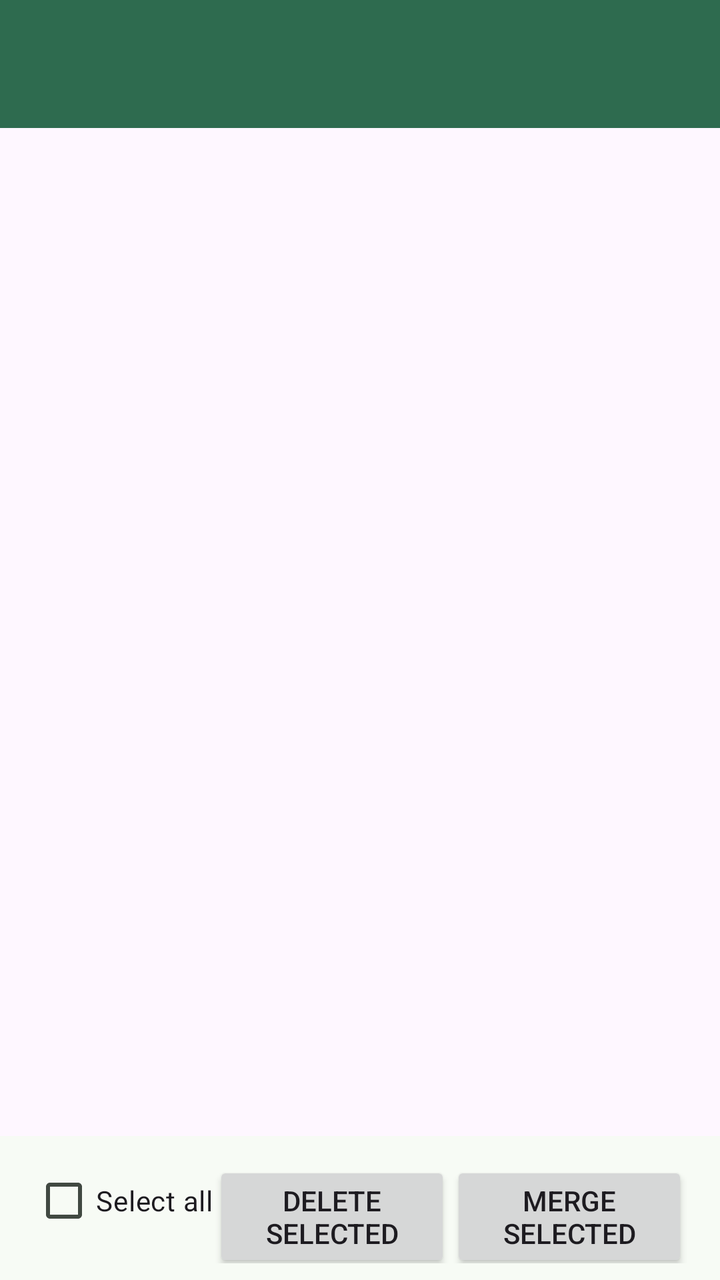
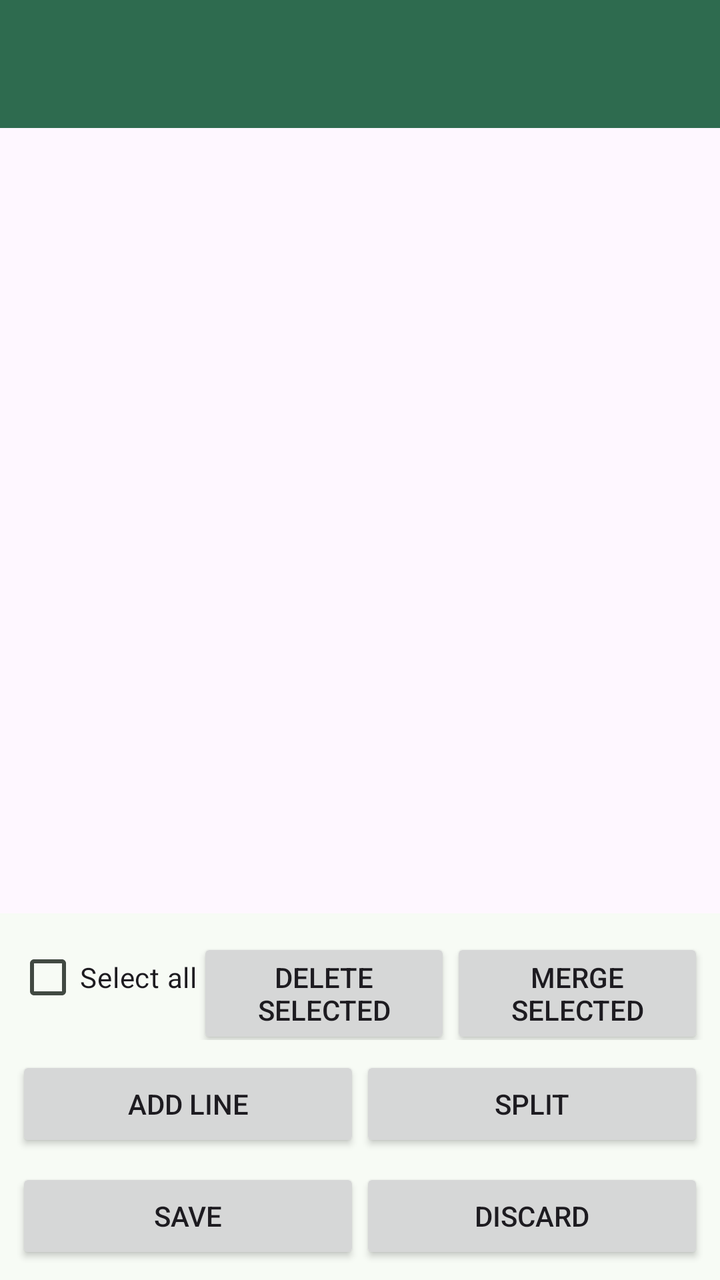

The first picture is an Android layout as it rendered before a commit; the second is the same layout after the commit. The layout source and the unified diff follow.
<!-- AndroidManifest.xml: application theme Theme.FastShoppr -->
<!-- res/layout/fragment_review.xml -->
<?xml version="1.0" encoding="utf-8"?>
<LinearLayout xmlns:android="http://schemas.android.com/apk/res/android"
    android:layout_width="match_parent"
    android:layout_height="match_parent"
    android:orientation="vertical">

    <androidx.appcompat.widget.Toolbar
        android:id="@+id/toolbar"
        android:layout_width="match_parent"
        android:layout_height="?attr/actionBarSize"
        android:background="?attr/colorPrimary"
        android:minHeight="?attr/actionBarSize"
        android:theme="?attr/actionBarTheme" />

    <androidx.recyclerview.widget.RecyclerView
        android:id="@+id/recyclerView"
        android:layout_width="match_parent"
        android:layout_height="0dp"
        android:layout_weight="1"
        android:clipToPadding="false"
        android:paddingBottom="8dp" />

    <androidx.appcompat.widget.Toolbar
        android:id="@+id/bottomToolbar"
        android:layout_width="match_parent"
        android:layout_height="wrap_content"
        android:layout_gravity="bottom"
        android:background="?attr/colorSurface"
        android:padding="8dp">

        <LinearLayout
            android:layout_width="match_parent"
            android:layout_height="wrap_content"
            android:orientation="horizontal">

            <androidx.appcompat.widget.AppCompatCheckBox
                android:id="@+id/checkSelectAll"
                android:layout_width="wrap_content"
                android:layout_height="wrap_content"
                android:checked="false"
                android:text="@string/select_all" />

            <androidx.appcompat.widget.AppCompatButton
                android:id="@+id/btnDeleteSelected"
                android:layout_width="0dp"
                android:layout_weight="1"
                android:layout_height="wrap_content"
                android:text="@string/delete_selected" />

            <androidx.appcompat.widget.AppCompatButton
                android:id="@+id/btnMergeSelected"
                android:layout_width="0dp"
                android:layout_weight="1"
                android:layout_height="wrap_content"
                android:text="@string/merge_selected" />
        </LinearLayout>

        <LinearLayout
            android:layout_width="match_parent"
            android:layout_height="wrap_content"
            android:orientation="horizontal"
            android:paddingTop="8dp">

            <androidx.appcompat.widget.AppCompatButton
                android:id="@+id/btnAddLine"
                android:layout_width="0dp"
                android:layout_weight="1"
                android:layout_height="wrap_content"
                android:text="@string/add_line" />

            <androidx.appcompat.widget.AppCompatButton
                android:id="@+id/btnSplit"
                android:layout_width="0dp"
                android:layout_weight="1"
                android:layout_height="wrap_content"
                android:text="@string/split" />
        </LinearLayout>

        <LinearLayout
            android:layout_width="match_parent"
            android:layout_height="wrap_content"
            android:orientation="horizontal"
            android:paddingTop="8dp">

            <androidx.appcompat.widget.AppCompatButton
                android:id="@+id/btnSave"
                android:layout_width="0dp"
                android:layout_weight="1"
                android:layout_height="wrap_content"
                android:text="@string/save" />

            <androidx.appcompat.widget.AppCompatButton
                android:id="@+id/btnDiscard"
                android:layout_width="0dp"
                android:layout_weight="1"
                android:layout_height="wrap_content"
                android:text="@string/discard" />
        </LinearLayout>
    </androidx.appcompat.widget.Toolbar>
</LinearLayout>
<!-- resources referenced by this layout -->
<resources>
  <string name="add_line">Add line</string>
  <string name="delete_selected">Delete selected</string>
  <string name="discard">Discard</string>
  <string name="merge_selected">Merge selected</string>
  <string name="save">Save</string>
  <string name="select_all">Select all</string>
  <string name="split">Split</string>
  <style name="Theme.FastShoppr" parent="Theme.Material3.DayNight.NoActionBar">
          <item name="colorPrimary">@color/md_theme_primary</item>
          <item name="colorOnPrimary">@color/md_theme_on_primary</item>
          <item name="colorPrimaryContainer">@color/md_theme_primary_container</item>
          <item name="colorOnPrimaryContainer">@color/md_theme_on_primary_container</item>
          <item name="colorSecondary">@color/md_theme_secondary</item>
          <item name="colorOnSecondary">@color/md_theme_on_secondary</item>
          <item name="colorSecondaryContainer">@color/md_theme_secondary_container</item>
          <item name="colorOnSecondaryContainer">@color/md_theme_on_secondary_container</item>
          <item name="colorSurface">@color/md_theme_surface</item>
          <item name="colorOnSurface">@color/md_theme_on_surface</item>
          <item name="colorSurfaceVariant">@color/md_theme_surface_variant</item>
          <item name="colorOnSurfaceVariant">@color/md_theme_on_surface_variant</item>
          <item name="colorOutline">@color/md_theme_outline</item>
          <item name="colorError">@color/md_theme_error</item>
          <item name="colorOnError">@color/md_theme_on_error</item>
          <item name="android:statusBarColor">@color/md_theme_surface</item>
          <item name="android:navigationBarColor">@color/md_theme_surface</item>
          <item name="android:windowLightStatusBar">@bool/light_system_bars</item>
          <item name="android:windowLightNavigationBar">@bool/light_system_bars</item>
      </style>
  <color name="md_theme_primary">#2E6B4F</color>
  <color name="md_theme_on_primary">#FFFFFF</color>
  <color name="md_theme_primary_container">#B1F1CD</color>
  <color name="md_theme_on_primary_container">#002113</color>
  <color name="md_theme_secondary">#4E6355</color>
  <color name="md_theme_on_secondary">#FFFFFF</color>
  <color name="md_theme_secondary_container">#D0E8D5</color>
  <color name="md_theme_on_secondary_container">#0B1F14</color>
  <color name="md_theme_surface">#F7FBF5</color>
  <color name="md_theme_on_surface">#181D19</color>
  <color name="md_theme_surface_variant">#DCE5DB</color>
  <color name="md_theme_on_surface_variant">#414942</color>
  <color name="md_theme_outline">#717970</color>
  <color name="md_theme_error">#BA1A1A</color>
  <color name="md_theme_on_error">#FFFFFF</color>
</resources>

<!-- the commit's change to res/layout/fragment_review.xml (unified diff, before → after) -->
@@ -12,6 +12,18 @@
         android:minHeight="?attr/actionBarSize"
         android:theme="?attr/actionBarTheme" />
 
+    <androidx.appcompat.widget.AppCompatTextView
+        android:id="@+id/reviewNote"
+        android:layout_width="match_parent"
+        android:layout_height="wrap_content"
+        android:paddingStart="@dimen/screen_padding"
+        android:paddingTop="@dimen/spacing_small"
+        android:paddingEnd="@dimen/screen_padding"
+        android:text="@string/review_note"
+        android:textColor="?attr/colorOnSurfaceVariant"
+        android:textSize="12sp"
+        android:visibility="gone" />
+
     <androidx.recyclerview.widget.RecyclerView
         android:id="@+id/recyclerView"
         android:layout_width="match_parent"
@@ -20,12 +32,13 @@
         android:clipToPadding="false"
         android:paddingBottom="8dp" />
 
-    <androidx.appcompat.widget.Toolbar
+    <LinearLayout
         android:id="@+id/bottomToolbar"
         android:layout_width="match_parent"
         android:layout_height="wrap_content"
         android:layout_gravity="bottom"
         android:background="?attr/colorSurface"
+        android:orientation="vertical"
         android:padding="8dp">
 
         <LinearLayout
@@ -96,5 +109,5 @@
                 android:layout_height="wrap_content"
                 android:text="@string/discard" />
         </LinearLayout>
-    </androidx.appcompat.widget.Toolbar>
+    </LinearLayout>
 </LinearLayout>
<!-- resource entries referenced after the edit -->
@@ -1,9 +1,12 @@
 <!-- resources referenced by this layout -->
 <resources>
+  <dimen name="screen_padding">16dp</dimen>
+  <dimen name="spacing_small">8dp</dimen>
   <string name="add_line">Add line</string>
   <string name="delete_selected">Delete selected</string>
   <string name="discard">Discard</string>
   <string name="merge_selected">Merge selected</string>
+  <string name="review_note">Handwriting recognition is best-effort. Review anytime from list detail.</string>
   <string name="save">Save</string>
   <string name="select_all">Select all</string>
   <string name="split">Split</string>
